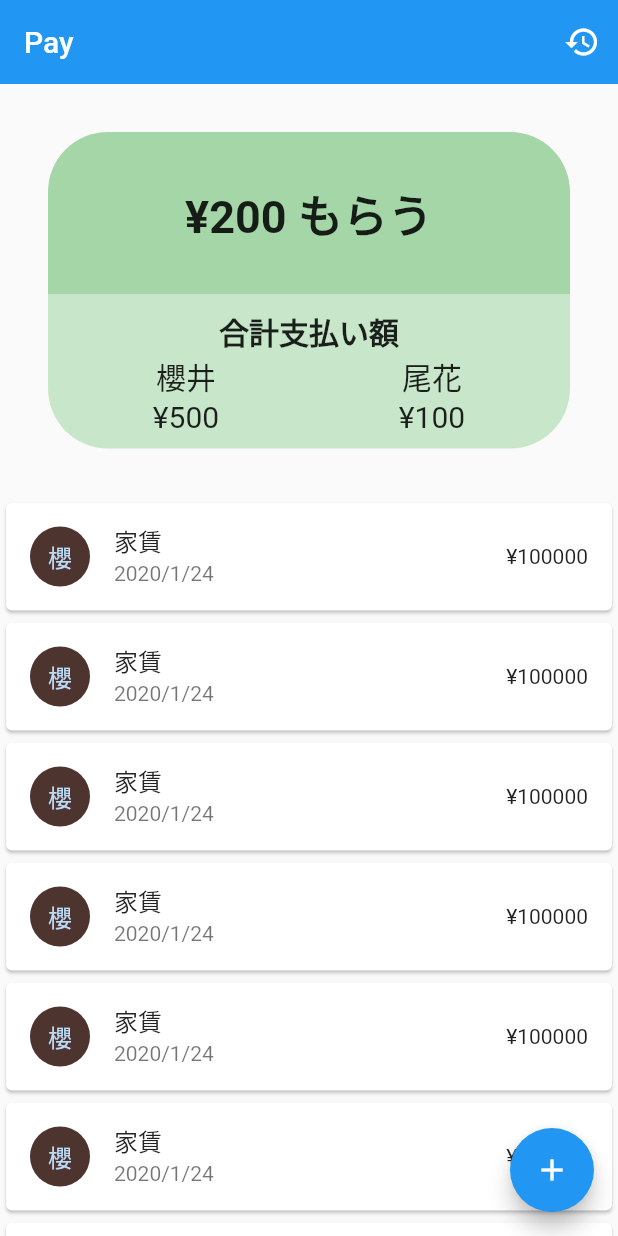
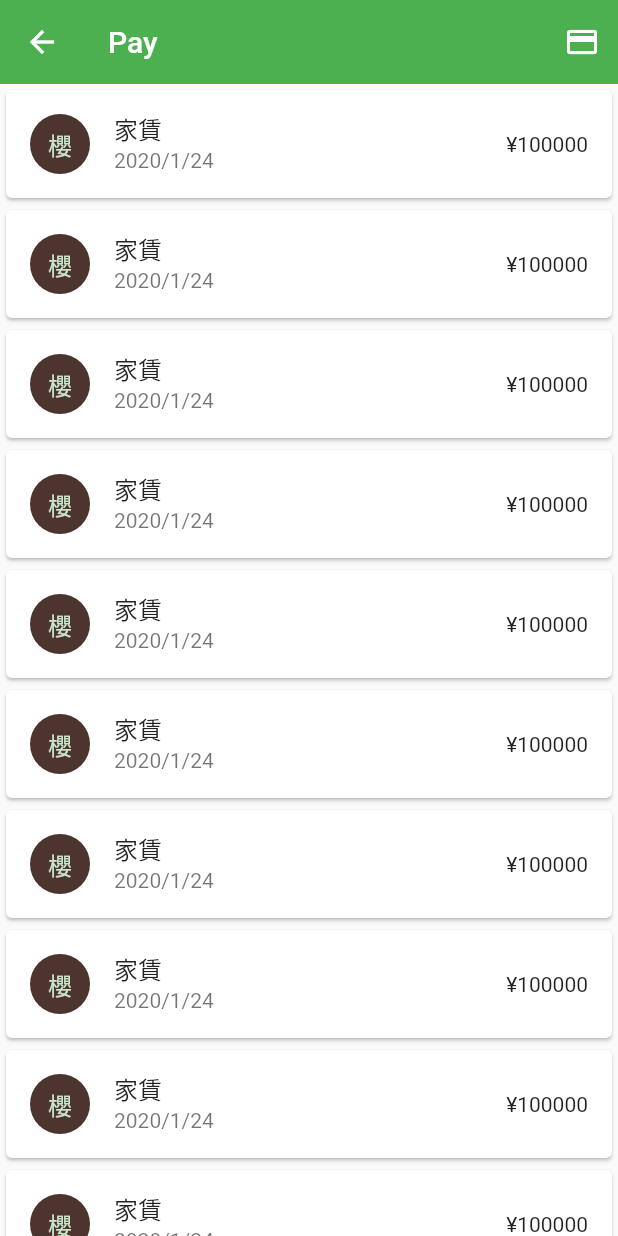
Before and after one commit to shibadog39/refactor-room-sharing-flutter, a Flutter app: the screen it shows after launch, after a tap on the "history" icon, on a phone screen of 412 x 824 dp. Run offline on Flutter 3.47's test engine with Material 2 defaults, Android fonts, the phone set to English and light mode, and no system bars.

Commit message:
履歴一覧ページの作成とnavigatorを導入した画面遷移を実装

```diff
--- a/lib/main.dart
+++ b/lib/main.dart
@@ -6,7 +6,22 @@ class MyApp extends StatelessWidget {
   // This widget is the root of your application.
   @override
   Widget build(BuildContext context) {
-    Widget titleSection = Container(
+    return MaterialApp(
+      title: 'Flutter Demo',
+      theme: ThemeData(
+        primarySwatch: Colors.green,
+      ),
+      initialRoute: '/',
+      routes: {
+        '/': (context) => MyPay(),
+        '/history': (context) => MyHistory(),
+      },
+    );
+  }
+}
+
+class MyPay extends StatelessWidget {
+  Widget resultSection = Container(
     padding: const EdgeInsets.all(32),
     child: Column(
       children: [
@@ -14,9 +29,8 @@ class MyApp extends StatelessWidget {
           decoration: new BoxDecoration(
               color: Colors.green[200],
               borderRadius: new BorderRadius.only(
-                    topLeft:  const  Radius.circular(40.0),
-                    topRight: const  Radius.circular(40.0))
-            ),
+                  topLeft: const Radius.circular(40.0),
+                  topRight: const Radius.circular(40.0))),
           padding: const EdgeInsets.all(32),
           child: Center(
             child: Text(
@@ -32,9 +46,8 @@ class MyApp extends StatelessWidget {
           decoration: new BoxDecoration(
               color: Colors.green[100],
               borderRadius: new BorderRadius.only(
-                    bottomLeft:  const  Radius.circular(40.0),
-                    bottomRight: const  Radius.circular(40.0))
-            ),
+                  bottomLeft: const Radius.circular(40.0),
+                  bottomRight: const Radius.circular(40.0))),
           padding: const EdgeInsets.all(10),
           child: Column(
             children: [
@@ -92,15 +105,12 @@ class MyApp extends StatelessWidget {
         ),
       );
 
-    return MaterialApp(
-      title: 'Flutter Demo',
-      theme: ThemeData(
-        primarySwatch: Colors.blue,
-      ),
-      home: Scaffold(
+  @override
+  Widget build(BuildContext context) {
+    return Scaffold(
       body: CustomScrollView(slivers: [
-          _MyAppBar(),
-          SliverToBoxAdapter(child: titleSection),
+        _MyPayBar(),
+        SliverToBoxAdapter(child: resultSection),
         SliverList(
           delegate: SliverChildBuilderDelegate((context, index) {
             return listItem(Colors.green[400], "Sliver List item: $index");
@@ -111,12 +121,11 @@ class MyApp extends StatelessWidget {
         tooltip: 'Increment',
         child: Icon(Icons.add),
       ),
-      ),
     );
   }
 }
 
-class _MyAppBar extends StatelessWidget {
+class _MyPayBar extends StatelessWidget {
   @override
   Widget build(BuildContext context) {
     return SliverAppBar(
@@ -125,9 +134,53 @@ class _MyAppBar extends StatelessWidget {
       actions: [
         IconButton(
           icon: Icon(Icons.history),
-          onPressed: () => null,
+          onPressed: () => Navigator.pushNamed(context, '/history'),
         ),
       ],
     );
   }
 }
+
+class MyHistory extends StatelessWidget {
+  Widget listItem(Color color, String title) => Card(
+        child: ListTile(
+          leading: CircleAvatar(
+            backgroundColor: Colors.brown.shade800,
+            child: Text('櫻'),
+          ),
+          title: Text('家賃'),
+          subtitle: Text('2020/1/24'),
+          trailing: Text('¥100000'),
+        ),
+      );
+
+  @override
+  Widget build(BuildContext context) {
+    return Scaffold(
+      body: CustomScrollView(slivers: [
+        _MyHistoryBar(),
+        SliverList(
+          delegate: SliverChildBuilderDelegate((context, index) {
+            return listItem(Colors.green[400], "Sliver List item: $index");
+          }, childCount: 20),
+        ),
+      ]),
+    );
+  }
+}
+
+class _MyHistoryBar extends StatelessWidget {
+  @override
+  Widget build(BuildContext context) {
+    return SliverAppBar(
+      title: Text('Pay'),
+      floating: true,
+      actions: [
+        IconButton(
+          icon: Icon(Icons.payment),
+          onPressed: () => Navigator.pushNamed(context, '/'),
+        ),
+      ],
+    );
+  }
+}
```
Lines whose indentation alone changed are shown as unchanged.
